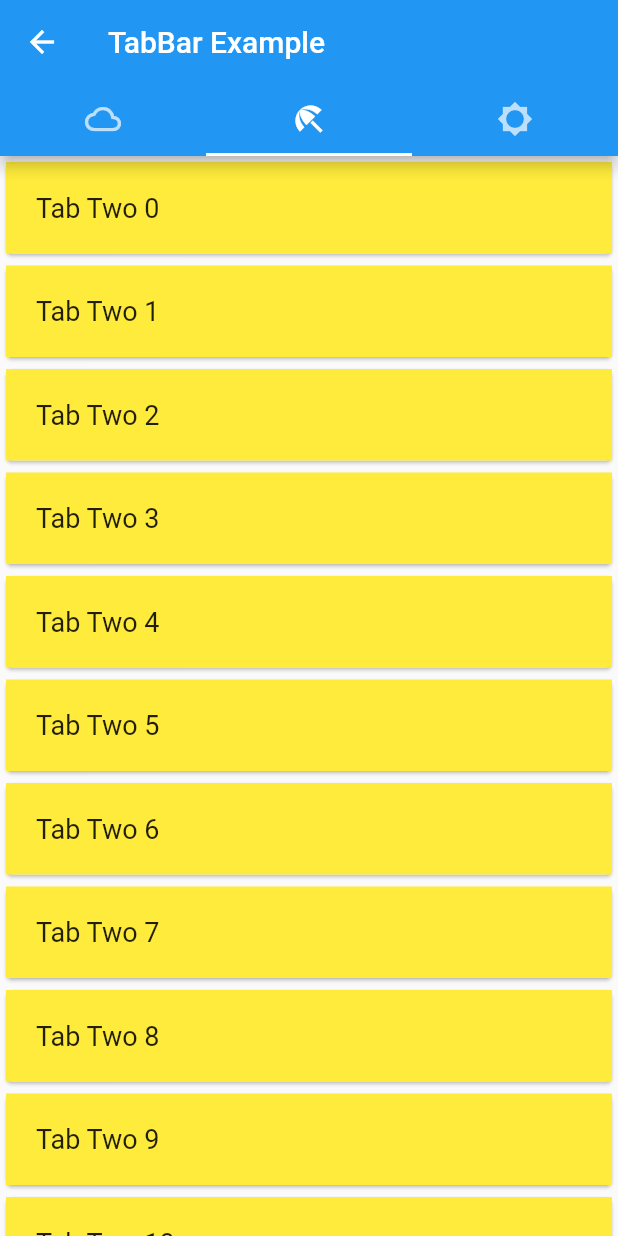
After one commit to manoj-simform/flutterBasics, a Flutter app: the TabBarExample screen opened by its route, tab 2 chosen, on a phone screen of 412 x 824 dp. The commit adds this screen. Run offline on Flutter 3.47's test engine with Material 2 defaults, Android fonts, the phone set to English and light mode, and no system bars.

Commit message:
Added Tab Bar Example

```diff
--- a/lib/data.dart
+++ b/lib/data.dart
@@ -9,6 +9,7 @@ var myDataList = [
   'stack',
   'data file',
   'bottom navigation bar',
+  'tab bar',
 ];
 
 var fruitList = List.generate(10, (index) => 'Fruit $index');
--- a/lib/main.dart
+++ b/lib/main.dart
@@ -3,7 +3,8 @@ import 'package:basic_widget/data.dart';
 import 'package:basic_widget/image_example.dart';
 import 'package:basic_widget/row_example.dart';
 import 'package:basic_widget/stack_example.dart';
-import 'package:basic_widget/textfield_example.dart';
+import 'package:basic_widget/tab_bar_example.dart';
+import 'package:basic_widget/text_field_example.dart';
 import 'package:flutter/material.dart';
 
 import 'bottom_navigation_bar.dart';
@@ -33,6 +34,7 @@ class MyApp extends StatelessWidget {
         '/data file': (context) => const DataFileExample(),
         '/bottom navigation bar': (context) =>
             const BottomNavigationBarExample(),
+        '/tab bar': (context) => const TabBarExample(),
       },
     );
   }
--- /dev/null
+++ b/lib/tab_bar_example.dart
@@ -0,0 +1,88 @@
+import 'package:flutter/material.dart';
+
+class TabBarExample extends StatefulWidget {
+  const TabBarExample({Key? key}) : super(key: key);
+
+  @override
+  _TabBarExampleState createState() => _TabBarExampleState();
+}
+
+class _TabBarExampleState extends State<TabBarExample> {
+  @override
+  Widget build(BuildContext context) {
+    return DefaultTabController(
+      length: 3,
+      initialIndex: 0,
+      child: Scaffold(
+        appBar: AppBar(
+          title: const Text('TabBar Example'),
+          bottom: const TabBar(
+            tabs: [
+              Tab(
+                icon: Icon(Icons.cloud_outlined),
+              ),
+              Tab(
+                icon: Icon(Icons.beach_access_sharp),
+              ),
+              Tab(
+                icon: Icon(Icons.brightness_5_sharp),
+              ),
+            ],
+          ),
+        ),
+        body: TabBarView(
+          children: [
+            ListView.builder(
+              itemBuilder: (context, index) {
+                return Card(
+                  child: Container(
+                    padding: const EdgeInsets.symmetric(
+                        horizontal: 20.0, vertical: 20.0),
+                    color: Colors.deepOrange,
+                    child: Text(
+                      'Tab One $index',
+                      style: const TextStyle(fontSize: 18.0),
+                    ),
+                  ),
+                );
+              },
+              itemCount: 100,
+            ),
+            ListView.builder(
+              itemBuilder: (context, index) {
+                return Card(
+                  child: Container(
+                    padding: const EdgeInsets.symmetric(
+                        horizontal: 20.0, vertical: 20.0),
+                    color: Colors.yellow,
+                    child: Text(
+                      'Tab Two $index',
+                      style: const TextStyle(fontSize: 18.0),
+                    ),
+                  ),
+                );
+              },
+              itemCount: 100,
+            ),
+            ListView.builder(
+              itemBuilder: (context, index) {
+                return Card(
+                  child: Container(
+                    padding: const EdgeInsets.symmetric(
+                        horizontal: 20.0, vertical: 20.0),
+                    color: Colors.green,
+                    child: Text(
+                      'Tab Three $index',
+                      style: const TextStyle(fontSize: 18.0),
+                    ),
+                  ),
+                );
+              },
+              itemCount: 100,
+            ),
+          ],
+        ),
+      ),
+    );
+  }
+}
```
Also changed, not shown: lib/text_field_example.dart (renamed from lib/textfield_example.dart).
